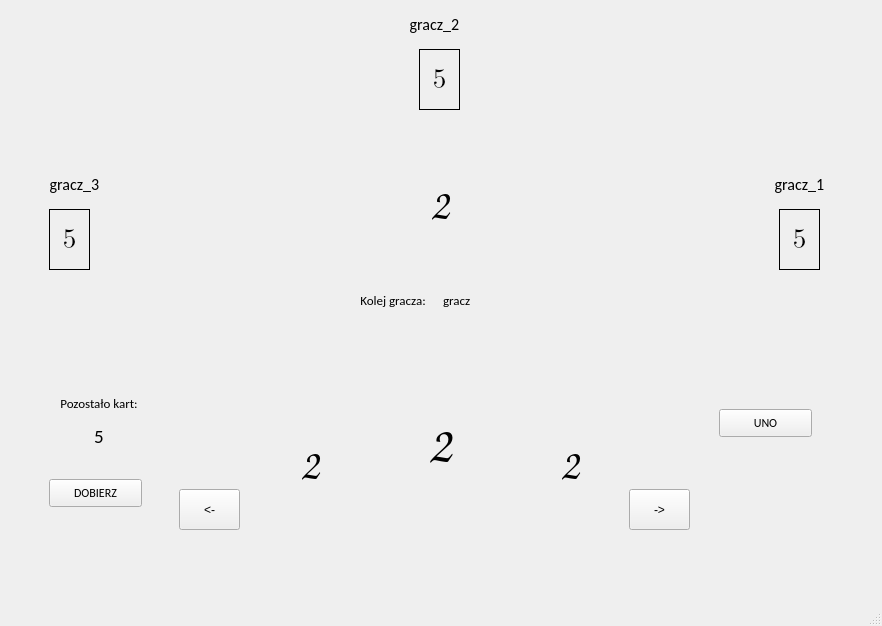
Old version of the form klient/mainwindow.ui in the repository C1n3k99/SK2_lab.
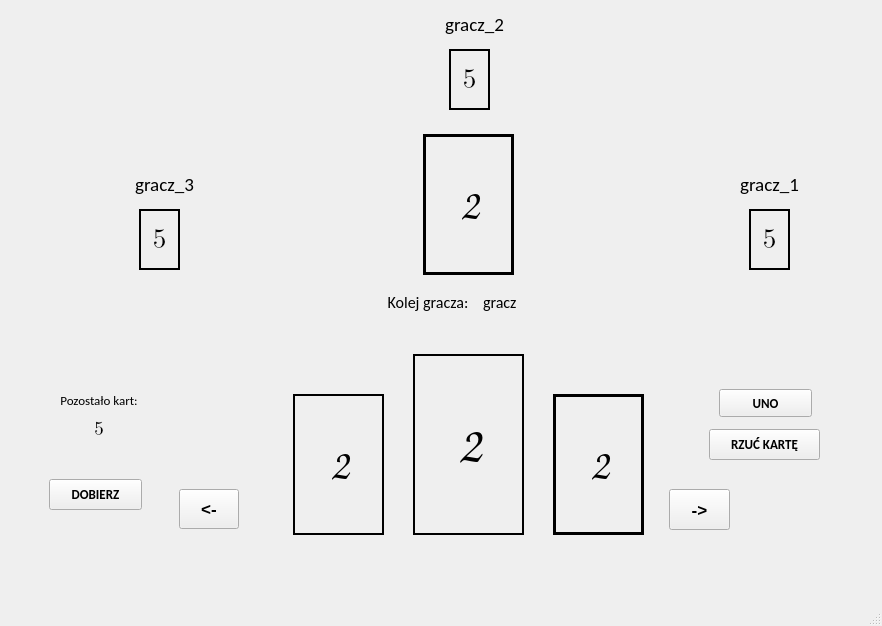
New version of the form. The open tabs and pages were chosen to show the change. Icons and pictures are not drawn.

The edit to the form file:
```diff
--- a/klient/mainwindow.ui
+++ b/klient/mainwindow.ui
@@ -17,6 +17,12 @@
    <layout class="QGridLayout" name="gridLayout">
     <item row="0" column="1">
      <widget class="QStackedWidget" name="stackedWidget">
+      <property name="sizePolicy">
+       <sizepolicy hsizetype="Ignored" vsizetype="Preferred">
+        <horstretch>0</horstretch>
+        <verstretch>0</verstretch>
+       </sizepolicy>
+      </property>
       <property name="currentIndex">
        <number>0</number>
       </property>
@@ -127,7 +133,7 @@
         <property name="geometry">
          <rect>
           <x>710</x>
-          <y>400</y>
+          <y>380</y>
           <width>93</width>
           <height>28</height>
          </rect>
@@ -135,17 +141,25 @@
         <property name="font">
          <font>
           <family>Calibri</family>
-          <pointsize>9</pointsize>
+          <pointsize>10</pointsize>
+          <weight>75</weight>
+          <bold>true</bold>
          </font>
         </property>
         <property name="text">
          <string>UNO</string>
         </property>
+        <property name="iconSize">
+         <size>
+          <width>20</width>
+          <height>20</height>
+         </size>
+        </property>
        </widget>
        <widget class="QStackedWidget" name="centerCard">
         <property name="geometry">
          <rect>
-          <x>370</x>
+          <x>400</x>
           <y>340</y>
           <width>121</width>
           <height>191</height>
@@ -242,6 +256,12 @@
             <height>181</height>
            </rect>
           </property>
+          <property name="frameShape">
+           <enum>QFrame::Box</enum>
+          </property>
+          <property name="lineWidth">
+           <number>2</number>
+          </property>
           <property name="text">
            <string/>
           </property>
@@ -254,7 +274,7 @@
        <widget class="QStackedWidget" name="rightCard">
         <property name="geometry">
          <rect>
-          <x>510</x>
+          <x>540</x>
           <y>380</y>
           <width>101</width>
           <height>151</height>
@@ -333,6 +353,12 @@
             <height>141</height>
            </rect>
           </property>
+          <property name="frameShape">
+           <enum>QFrame::Box</enum>
+          </property>
+          <property name="lineWidth">
+           <number>3</number>
+          </property>
           <property name="text">
            <string/>
           </property>
@@ -363,7 +389,7 @@
        <widget class="QStackedWidget" name="leftCard">
         <property name="geometry">
          <rect>
-          <x>250</x>
+          <x>280</x>
           <y>380</y>
           <width>101</width>
           <height>151</height>
@@ -460,6 +486,12 @@
             <height>141</height>
            </rect>
           </property>
+          <property name="frameShape">
+           <enum>QFrame::Box</enum>
+          </property>
+          <property name="lineWidth">
+           <number>2</number>
+          </property>
           <property name="text">
            <string/>
           </property>
@@ -472,12 +504,25 @@
        <widget class="QPushButton" name="nextCard">
         <property name="geometry">
          <rect>
-          <x>620</x>
+          <x>660</x>
           <y>480</y>
           <width>61</width>
           <height>41</height>
          </rect>
         </property>
+        <property name="sizePolicy">
+         <sizepolicy hsizetype="Fixed" vsizetype="Fixed">
+          <horstretch>0</horstretch>
+          <verstretch>0</verstretch>
+         </sizepolicy>
+        </property>
+        <property name="font">
+         <font>
+          <pointsize>13</pointsize>
+          <weight>75</weight>
+          <bold>true</bold>
+         </font>
+        </property>
         <property name="text">
          <string>-&gt;</string>
         </property>
@@ -487,10 +532,30 @@
          <rect>
           <x>170</x>
           <y>480</y>
-          <width>61</width>
-          <height>41</height>
+          <width>60</width>
+          <height>40</height>
          </rect>
         </property>
+        <property name="sizePolicy">
+         <sizepolicy hsizetype="Minimum" vsizetype="Minimum">
+          <horstretch>0</horstretch>
+          <verstretch>0</verstretch>
+         </sizepolicy>
+        </property>
+        <property name="maximumSize">
+         <size>
+          <width>60</width>
+          <height>40</height>
+         </size>
+        </property>
+        <property name="font">
+         <font>
+          <family>MS Shell Dlg 2</family>
+          <pointsize>13</pointsize>
+          <weight>75</weight>
+          <bold>true</bold>
+         </font>
+        </property>
         <property name="text">
          <string>&lt;-</string>
         </property>
@@ -498,7 +563,7 @@
        <widget class="QStackedWidget" name="tableCard">
         <property name="geometry">
          <rect>
-          <x>380</x>
+          <x>410</x>
           <y>120</y>
           <width>101</width>
           <height>151</height>
@@ -541,6 +606,12 @@
             <height>141</height>
            </rect>
           </property>
+          <property name="frameShape">
+           <enum>QFrame::Box</enum>
+          </property>
+          <property name="lineWidth">
+           <number>3</number>
+          </property>
           <property name="text">
            <string/>
           </property>
@@ -607,7 +678,7 @@
        <widget class="QLabel" name="player2">
         <property name="geometry">
          <rect>
-          <x>380</x>
+          <x>420</x>
           <y>0</y>
           <width>91</width>
           <height>31</height>
@@ -616,7 +687,7 @@
         <property name="font">
          <font>
           <family>Calibri</family>
-          <pointsize>12</pointsize>
+          <pointsize>14</pointsize>
          </font>
         </property>
         <property name="text">
@@ -629,7 +700,7 @@
        <widget class="QLabel" name="player1">
         <property name="geometry">
          <rect>
-          <x>750</x>
+          <x>720</x>
           <y>160</y>
           <width>81</width>
           <height>31</height>
@@ -638,7 +709,7 @@
         <property name="font">
          <font>
           <family>Calibri</family>
-          <pointsize>12</pointsize>
+          <pointsize>14</pointsize>
          </font>
         </property>
         <property name="text">
@@ -651,7 +722,7 @@
        <widget class="QLabel" name="player3">
         <property name="geometry">
          <rect>
-          <x>20</x>
+          <x>110</x>
           <y>160</y>
           <width>91</width>
           <height>31</height>
@@ -660,7 +731,9 @@
         <property name="font">
          <font>
           <family>Calibri</family>
-          <pointsize>12</pointsize>
+          <pointsize>14</pointsize>
+          <weight>50</weight>
+          <bold>false</bold>
          </font>
         </property>
         <property name="text">
@@ -676,13 +749,15 @@
           <x>40</x>
           <y>470</y>
           <width>93</width>
-          <height>28</height>
+          <height>31</height>
          </rect>
         </property>
         <property name="font">
          <font>
           <family>Calibri</family>
-          <pointsize>9</pointsize>
+          <pointsize>10</pointsize>
+          <weight>75</weight>
+          <bold>true</bold>
          </font>
         </property>
         <property name="text">
@@ -692,7 +767,7 @@
        <widget class="QLabel" name="numberOfCardsPlayer1">
         <property name="geometry">
          <rect>
-          <x>770</x>
+          <x>740</x>
           <y>200</y>
           <width>41</width>
           <height>61</height>
@@ -707,6 +782,9 @@
         <property name="frameShape">
          <enum>QFrame::Box</enum>
         </property>
+        <property name="lineWidth">
+         <number>2</number>
+        </property>
         <property name="text">
          <string>5</string>
         </property>
@@ -717,7 +795,7 @@
        <widget class="QLabel" name="numberOfCardsPlayer2">
         <property name="geometry">
          <rect>
-          <x>410</x>
+          <x>440</x>
           <y>40</y>
           <width>41</width>
           <height>61</height>
@@ -732,6 +810,9 @@
         <property name="frameShape">
          <enum>QFrame::Box</enum>
         </property>
+        <property name="lineWidth">
+         <number>2</number>
+        </property>
         <property name="text">
          <string>5</string>
         </property>
@@ -742,7 +823,7 @@
        <widget class="QLabel" name="numberOfCardsPlayer3">
         <property name="geometry">
          <rect>
-          <x>40</x>
+          <x>130</x>
           <y>200</y>
           <width>41</width>
           <height>61</height>
@@ -757,6 +838,9 @@
         <property name="frameShape">
          <enum>QFrame::Box</enum>
         </property>
+        <property name="lineWidth">
+         <number>2</number>
+        </property>
         <property name="text">
          <string>5</string>
         </property>
@@ -767,7 +851,7 @@
        <widget class="QLabel" name="leftCardValue">
         <property name="geometry">
          <rect>
-          <x>270</x>
+          <x>300</x>
           <y>420</y>
           <width>61</width>
           <height>71</height>
@@ -791,7 +875,7 @@
        <widget class="QLabel" name="centerCardValue">
         <property name="geometry">
          <rect>
-          <x>400</x>
+          <x>430</x>
           <y>400</y>
           <width>61</width>
           <height>71</height>
@@ -815,7 +899,7 @@
        <widget class="QLabel" name="rightCardValue">
         <property name="geometry">
          <rect>
-          <x>530</x>
+          <x>560</x>
           <y>420</y>
           <width>61</width>
           <height>71</height>
@@ -839,7 +923,7 @@
        <widget class="QLabel" name="tableCardValue">
         <property name="geometry">
          <rect>
-          <x>400</x>
+          <x>430</x>
           <y>160</y>
           <width>61</width>
           <height>71</height>
@@ -861,13 +945,13 @@
          <set>Qt::AlignCenter</set>
         </property>
        </widget>
-       <widget class="QWidget" name="layoutWidget">
+       <widget class="QWidget" name="layoutWidget2">
         <property name="geometry">
          <rect>
           <x>30</x>
           <y>380</y>
           <width>120</width>
-          <height>61</height>
+          <height>51</height>
          </rect>
         </property>
         <layout class="QVBoxLayout" name="verticalLayout">
@@ -891,8 +975,10 @@
           <widget class="QLabel" name="numberOfMyCards">
            <property name="font">
             <font>
-             <family>Calibri</family>
+             <family>Cambria Math</family>
              <pointsize>14</pointsize>
+             <weight>50</weight>
+             <bold>false</bold>
             </font>
            </property>
            <property name="text">
@@ -905,13 +991,13 @@
          </item>
         </layout>
        </widget>
-       <widget class="QWidget" name="layoutWidget">
+       <widget class="QWidget" name="layoutWidget3">
         <property name="geometry">
          <rect>
-          <x>340</x>
+          <x>370</x>
           <y>280</y>
-          <width>181</width>
-          <height>23</height>
+          <width>201</width>
+          <height>26</height>
          </rect>
         </property>
         <layout class="QHBoxLayout" name="horizontalLayout_2">
@@ -920,7 +1006,7 @@
            <property name="font">
             <font>
              <family>Calibri</family>
-             <pointsize>10</pointsize>
+             <pointsize>12</pointsize>
             </font>
            </property>
            <property name="text">
@@ -936,7 +1022,7 @@
            <property name="font">
             <font>
              <family>Calibri</family>
-             <pointsize>10</pointsize>
+             <pointsize>12</pointsize>
             </font>
            </property>
            <property name="text">
@@ -949,6 +1035,27 @@
          </item>
         </layout>
        </widget>
+       <widget class="QPushButton" name="pushButton">
+        <property name="geometry">
+         <rect>
+          <x>700</x>
+          <y>420</y>
+          <width>111</width>
+          <height>31</height>
+         </rect>
+        </property>
+        <property name="font">
+         <font>
+          <family>Calibri</family>
+          <pointsize>10</pointsize>
+          <weight>75</weight>
+          <bold>true</bold>
+         </font>
+        </property>
+        <property name="text">
+         <string>RZUĆ KARTĘ</string>
+        </property>
+       </widget>
       </widget>
       <widget class="QWidget" name="page_4">
        <widget class="QWidget" name="layoutWidget">
```
Left out of the diff: 122 changed lines with no effect on the pictures.
